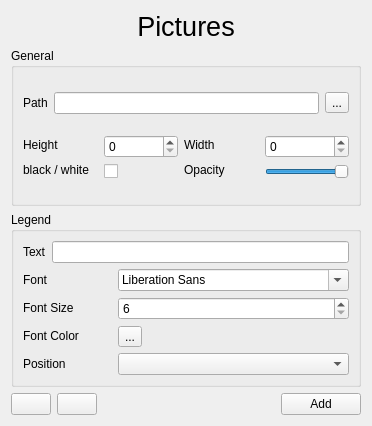
Above: sources/Forms/formpictures.ui from jose94752/ClipEdit before the change. Below: the same form after it.
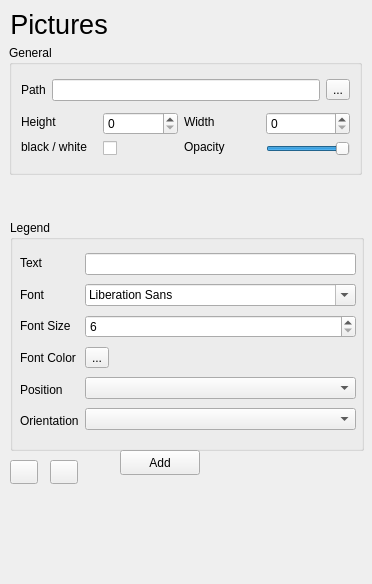
That is the form after the change. Icons and pictures are not drawn. Custom widgets are drawn as their Qt base class.

Patch:
```diff
--- a/sources/Forms/formpictures.ui
+++ b/sources/Forms/formpictures.ui
@@ -7,15 +7,21 @@
     <x>0</x>
     <y>0</y>
     <width>372</width>
-    <height>426</height>
+    <height>584</height>
    </rect>
   </property>
   <property name="windowTitle">
    <string>Form</string>
   </property>
-  <layout class="QVBoxLayout" name="verticalLayout_8">
-   <item>
     <widget class="QLabel" name="label_2">
+   <property name="geometry">
+    <rect>
+     <x>9</x>
+     <y>9</y>
+     <width>100</width>
+     <height>30</height>
+    </rect>
+   </property>
      <property name="sizePolicy">
       <sizepolicy hsizetype="Preferred" vsizetype="Fixed">
        <horstretch>0</horstretch>
@@ -34,9 +40,15 @@
       <set>Qt::AlignCenter</set>
      </property>
     </widget>
-   </item>
-   <item>
     <widget class="QGroupBox" name="groupBox_picture">
+   <property name="geometry">
+    <rect>
+     <x>9</x>
+     <y>45</y>
+     <width>353</width>
+     <height>130</height>
+    </rect>
+   </property>
      <property name="title">
       <string>General</string>
      </property>
@@ -160,18 +172,31 @@
       </item>
      </layout>
     </widget>
-   </item>
-   <item>
     <widget class="QGroupBox" name="groupBox_legend">
+   <property name="geometry">
+    <rect>
+     <x>10</x>
+     <y>220</y>
+     <width>354</width>
+     <height>231</height>
+    </rect>
+   </property>
      <property name="title">
       <string>Legend</string>
      </property>
-     <layout class="QVBoxLayout" name="verticalLayout_5">
-      <item>
-       <layout class="QVBoxLayout" name="verticalLayout_11">
-        <item>
+   <widget class="QWidget" name="">
+    <property name="geometry">
+     <rect>
+      <x>10</x>
+      <y>30</y>
+      <width>336</width>
+      <height>184</height>
+     </rect>
+    </property>
          <layout class="QHBoxLayout" name="horizontalLayout">
           <item>
+      <layout class="QVBoxLayout" name="verticalLayout_5">
+       <item>
            <widget class="QLabel" name="label_10">
             <property name="text">
              <string>Text</string>
@@ -179,15 +204,6 @@
            </widget>
           </item>
           <item>
-           <widget class="QLineEdit" name="lineEdit_lg_txt"/>
-          </item>
-         </layout>
-        </item>
-        <item>
-         <layout class="QHBoxLayout" name="horizontalLayout_5">
-          <item>
-           <layout class="QVBoxLayout" name="verticalLayout_7">
-            <item>
              <widget class="QLabel" name="label_13">
               <property name="text">
                <string>Font</string>
@@ -215,10 +231,20 @@
               </property>
              </widget>
             </item>
+       <item>
+        <widget class="QLabel" name="label_9">
+         <property name="text">
+          <string>Orientation</string>
+         </property>
+        </widget>
+       </item>
            </layout>
           </item>
           <item>
-           <layout class="QVBoxLayout" name="verticalLayout_9">
+      <layout class="QVBoxLayout" name="verticalLayout_7">
+       <item>
+        <widget class="QLineEdit" name="lineEdit_lg_txt"/>
+       </item>
             <item>
              <widget class="QFontComboBox" name="fontComboBox_lg_font"/>
             </item>
@@ -237,25 +263,25 @@
              </widget>
             </item>
             <item>
-             <layout class="QHBoxLayout" name="horizontalLayout_6">
-              <item>
                <widget class="QComboBox" name="comboBox_lg_pos"/>
               </item>
-             </layout>
+       <item>
+        <widget class="QComboBox" name="comboBox_lg_or"/>
             </item>
            </layout>
           </item>
          </layout>
-        </item>
-       </layout>
-      </item>
-     </layout>
-    </widget>
-   </item>
-   <item>
-    <layout class="QHBoxLayout" name="horizontalLayout_9">
-     <item>
+   </widget>
+  </widget>
       <widget class="QPushButton" name="pushButton_save">
+   <property name="geometry">
+    <rect>
+     <x>10</x>
+     <y>460</y>
+     <width>28</width>
+     <height>24</height>
+    </rect>
+   </property>
        <property name="toolTip">
         <string>Save as default theme</string>
        </property>
@@ -267,9 +293,15 @@
          <normaloff>:/icons/icons/save-theme-icon.png</normaloff>:/icons/icons/save-theme-icon.png</iconset>
        </property>
       </widget>
-     </item>
-     <item>
       <widget class="QPushButton" name="pushButton_restore">
+   <property name="geometry">
+    <rect>
+     <x>50</x>
+     <y>460</y>
+     <width>28</width>
+     <height>24</height>
+    </rect>
+   </property>
        <property name="toolTip">
         <string>Apply default theme</string>
        </property>
@@ -281,30 +313,19 @@
          <normaloff>:/icons/icons/apply-theme-icon.png</normaloff>:/icons/icons/apply-theme-icon.png</iconset>
        </property>
       </widget>
-     </item>
-     <item>
-      <spacer name="horizontalSpacer">
-       <property name="orientation">
-        <enum>Qt::Horizontal</enum>
-       </property>
-       <property name="sizeHint" stdset="0">
-        <size>
-         <width>40</width>
-         <height>20</height>
-        </size>
-       </property>
-      </spacer>
-     </item>
-     <item>
       <widget class="QPushButton" name="pushButton_ok">
+   <property name="geometry">
+    <rect>
+     <x>120</x>
+     <y>450</y>
+     <width>80</width>
+     <height>25</height>
+    </rect>
+   </property>
        <property name="text">
         <string>Add</string>
        </property>
       </widget>
-     </item>
-    </layout>
-   </item>
-  </layout>
  </widget>
  <customwidgets>
   <customwidget>
```
Lines whose indentation alone changed are shown as unchanged.
